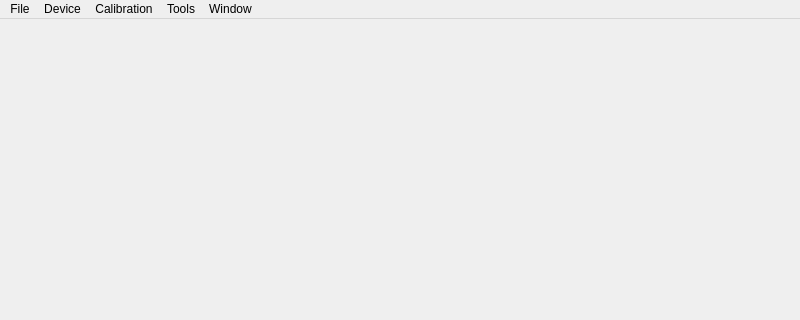
Above: Software/PC_Application/main.ui from jankae/LibreVNA before the change; both pictures show x 0 to 800 and y 0 to 320 of the 800 by 600 pixel window. Below: the same form after it.
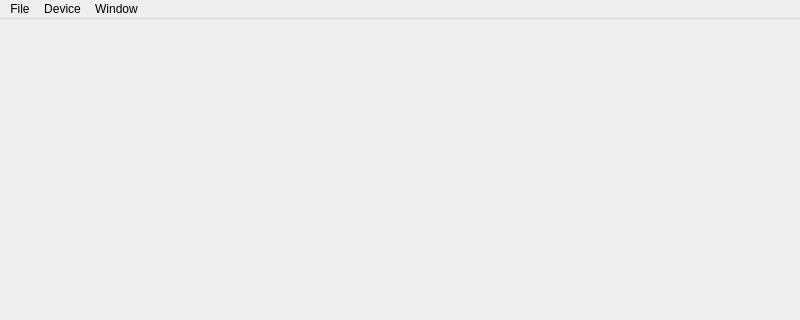
That is the form after the change. Icons and pictures are not drawn.

Patch:
```diff
--- a/Software/PC_Application/main.ui
+++ b/Software/PC_Application/main.ui
@@ -60,12 +60,6 @@
     <addaction name="menuDefault_Calibration"/>
     <addaction name="actionFirmware_Update"/>
    </widget>
-   <widget class="QMenu" name="menuTools">
-    <property name="title">
-     <string>Tools</string>
-    </property>
-    <addaction name="actionImpedance_Matching"/>
-   </widget>
    <widget class="QMenu" name="menuWindow">
     <property name="title">
      <string>Window</string>
@@ -86,20 +80,8 @@
     <addaction name="menuToolbars"/>
     <addaction name="actionPreferences"/>
    </widget>
-   <widget class="QMenu" name="menuCalibration">
-    <property name="title">
-     <string>Calibration</string>
-    </property>
-    <addaction name="actionCalDisabled"/>
-    <addaction name="separator"/>
-    <addaction name="actionTracedata"/>
-    <addaction name="actionImport_error_terms_as_traces"/>
-    <addaction name="actionEdit_Calibration_Kit"/>
-   </widget>
    <addaction name="menuFile"/>
    <addaction name="menuDevice"/>
-   <addaction name="menuCalibration"/>
-   <addaction name="menuTools"/>
    <addaction name="menuWindow"/>
   </widget>
   <widget class="QStatusBar" name="statusbar"/>
```
Left out of the diff: 36 changed lines with no effect on the pictures.
